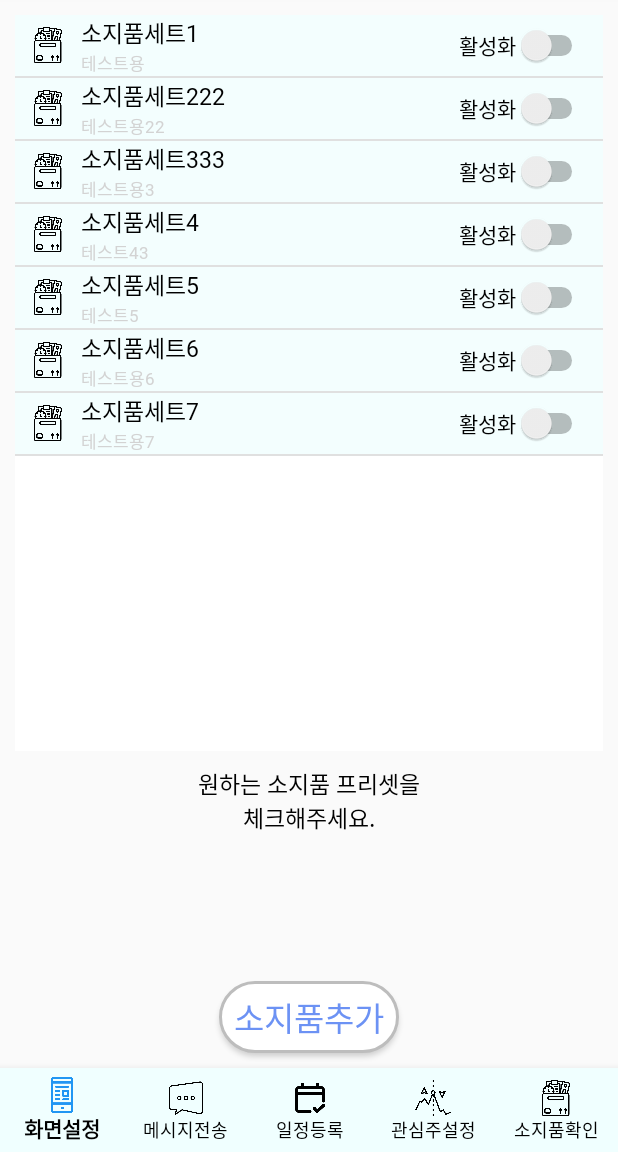
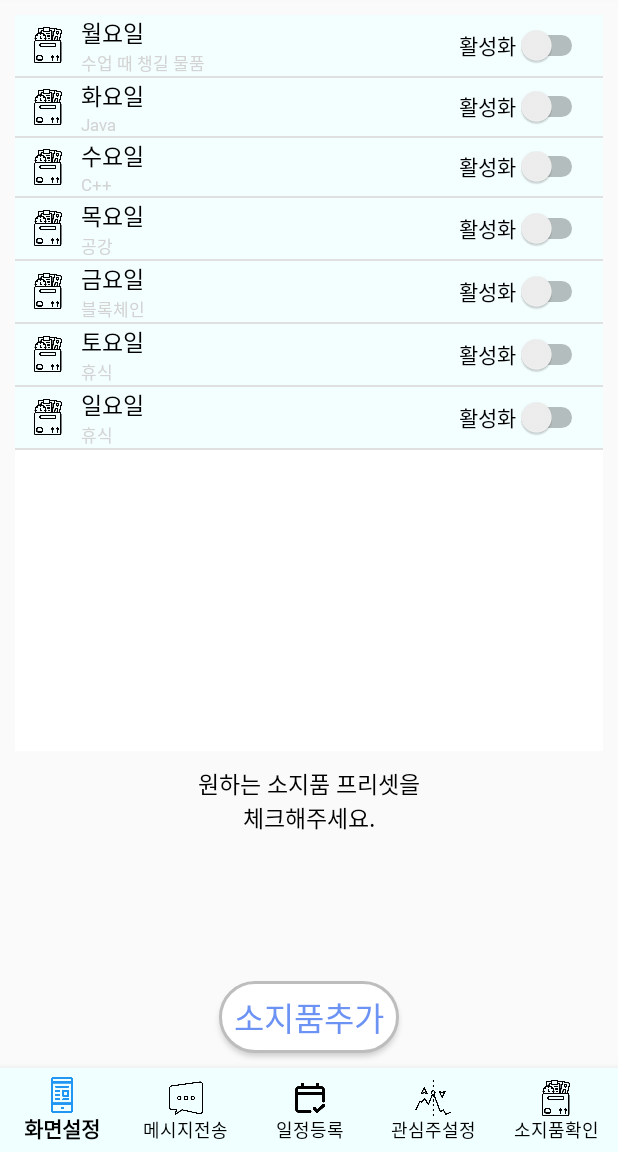
Before and after one commit to LeeJinGue/Magic_Mirror, an Android app: the fragment CheckBelongingsFragment placed in its activity, on a phone screen of 412 x 824 dp, the part 84-1236 px from its top. Run offline under Robolectric (Android 15) with nearby library versions, the phone set to English and light mode, and no system bars.

Commit message:
5.17일자 Commit

```diff
--- a/SmartMirror/app/src/main/java/com/cookandroid/smartmirror/activities/ProfileSettingActivity.java
+++ b/SmartMirror/app/src/main/java/com/cookandroid/smartmirror/activities/ProfileSettingActivity.java
@@ -81,7 +81,7 @@ public class ProfileSettingActivity extends AppCompatActivity {
                 @Override
                 public void onClick(View v) {
                     // 추가할 프로필 이름,사진을 입력하고 등록버튼을 누르면 다시 프로필 선택 화면으로 돌아간다.
-                    app.addProfileName(name.getText().toString());
+//                    app.addProfileName(name.getText().toString());
                     String userName = name.getText().toString();
                     userData newUser = new userData(1, 1, userName, "/bin");
                     Intent intent = new Intent();
@@ -102,7 +102,7 @@ public class ProfileSettingActivity extends AppCompatActivity {
                 @Override
                 public void onClick(View v) {
                     // 편집할 프로필 이름,사진을 입력하고 등록버튼을 누르면 다시 프로필 선택 화면으로 돌아간다.
-                    app.editProfileName(name.getText().toString(), index);
+//                    app.editProfileName(name.getText().toString(), index);
 
 //                    Intent i = new Intent(getApplicationContext(), ProfileSelectActivity.class);
 //                    startActivity(i);
--- a/SmartMirror/app/src/main/java/com/cookandroid/smartmirror/activities/RegisterDevActivity.java
+++ b/SmartMirror/app/src/main/java/com/cookandroid/smartmirror/activities/RegisterDevActivity.java
@@ -147,8 +147,8 @@ public class RegisterDevActivity extends AppCompatActivity {
         btn.setOnClickListener(new View.OnClickListener() {
             @Override
             public void onClick(View v) {
-                ConnectThread connectThread = new ConnectThread(dongIp);
-                connectThread.start();
+//                ConnectThread connectThread = new ConnectThread(dongIp);
+//                connectThread.start();
 
                 Intent intent = new Intent(getApplicationContext(), ProfileSelectActivity.class);
                 startActivity(intent);
--- a/SmartMirror/app/src/main/java/com/cookandroid/smartmirror/dataClass/userData.java
+++ b/SmartMirror/app/src/main/java/com/cookandroid/smartmirror/dataClass/userData.java
@@ -49,6 +49,10 @@ public class userData implements Parcelable {
     public String getUser_image_pass() {
         return user_image_pass;
     }
+    public void setName(String name){this.name = name;}
+    public void setUser_num(int user_num){this.user_num = user_num;}
+    public void setSerial_no(int serial_no){this.serial_no = serial_no;}
+    public void setUser_image_pass(String image_pass){this.user_image_pass = image_pass;}
 
     @Override
     public int describeContents() {
--- a/SmartMirror/app/src/main/java/com/cookandroid/smartmirror/navigationFragment/CheckBelongingsFragment.java
+++ b/SmartMirror/app/src/main/java/com/cookandroid/smartmirror/navigationFragment/CheckBelongingsFragment.java
@@ -102,20 +102,20 @@ public class CheckBelongingsFragment extends Fragment {
         belongingSetRecyclerView.setLayoutManager(new LinearLayoutManager(rootView.getContext(), RecyclerView.VERTICAL, false));
         belongingSetRecyclerView.addItemDecoration(new DividerItemDecoration(rootView.getContext(), LinearLayoutManager.VERTICAL));
         ArrayList<String> belongItemList = new ArrayList<>();
-        belongItemList.add("소지품1");
-        belongItemList.add("소지품2");
-        belongItemList.add("소지품3");
-        belongItemList.add("소지품4");
-        belongItemList.add("소지품5");
-        mAdapter.addItem(new belongingSetData("소지품세트1", "테스트용", (ArrayList<String>) belongItemList.clone()));
+        belongItemList.add("지갑");
+        belongItemList.add("핸드폰");
+        belongItemList.add("핸드크림");
+        belongItemList.add("립밤");
+        belongItemList.add("USB");
+        mAdapter.addItem(new belongingSetData("월요일", "수업 때 챙길 물품", (ArrayList<String>) belongItemList.clone()));
         belongItemList.remove(4);
-        belongItemList.add("테스트2");
-        mAdapter.addItem(new belongingSetData("소지품세트222", "테스트용22", (ArrayList<String>) belongItemList.clone()));
-        mAdapter.addItem(new belongingSetData("소지품세트333", "테스트용3", (ArrayList<String>) belongItemList.clone()));
-        mAdapter.addItem(new belongingSetData("소지품세트4", "테스트43", (ArrayList<String>) belongItemList.clone()));
-        mAdapter.addItem(new belongingSetData("소지품세트5", "테스트5", (ArrayList<String>) belongItemList.clone()));
-        mAdapter.addItem(new belongingSetData("소지품세트6", "테스트용6", (ArrayList<String>) belongItemList.clone()));
-        mAdapter.addItem(new belongingSetData("소지품세트7", "테스트용7", (ArrayList<String>) belongItemList.clone()));
+        belongItemList.add("노트북");
+        mAdapter.addItem(new belongingSetData("화요일", "Java", (ArrayList<String>) belongItemList.clone()));
+        mAdapter.addItem(new belongingSetData("수요일", "C++", (ArrayList<String>) belongItemList.clone()));
+        mAdapter.addItem(new belongingSetData("목요일", "공강", (ArrayList<String>) belongItemList.clone()));
+        mAdapter.addItem(new belongingSetData("금요일", "블록체인", (ArrayList<String>) belongItemList.clone()));
+        mAdapter.addItem(new belongingSetData("토요일", "휴식", (ArrayList<String>) belongItemList.clone()));
+        mAdapter.addItem(new belongingSetData("일요일", "휴식", (ArrayList<String>) belongItemList.clone()));
         mAdapter.notifyDataSetChanged();
         return rootView;
     }
--- a/SmartMirror/app/src/main/res/layout/activity_message_check.xml
+++ b/SmartMirror/app/src/main/res/layout/activity_message_check.xml
@@ -39,6 +39,7 @@
             android:padding="10dp"
             android:layout_weight="1"
             android:background="@drawable/rectangle"
+            android:id="@+id/messageEditText"
             android:hint="메시지를 입력해주세요."
             ></EditText>
         <ImageView
```
Also changed, not shown: SmartMirror/app/src/main/java/com/cookandroid/smartmirror/activities/MessageCheckActivity.java (+14 -4 lines), SmartMirror/app/src/main/java/com/cookandroid/smartmirror/activities/ProfileSelectActivity.java (+46 -9 lines), SmartMirror/app/src/main/java/com/cookandroid/smartmirror/adapter/ProfileRecyclerAdapter.java (added, +119 -0 lines), SmartMirror/app/src/main/res/layout/activity_profile_select.xml (+9 -0 lines), SmartMirror/app/src/main/res/layout/profile_item.xml (+15 -1 lines), 26 other files.
